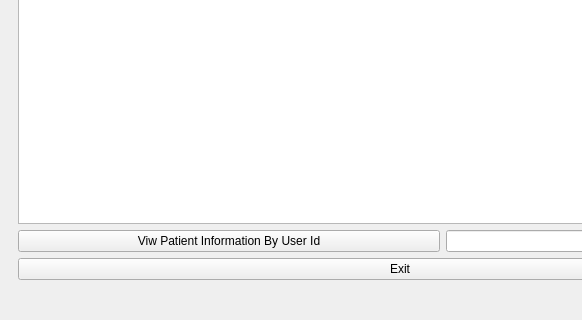
Above: mentcare/mainwindow.ui from omansour-se-nyu/Spring2023-Team-1 before the change; both pictures show x 0 to 582 and y 405 to 725 of the 800 by 725 pixel window. Below: the same form after it.
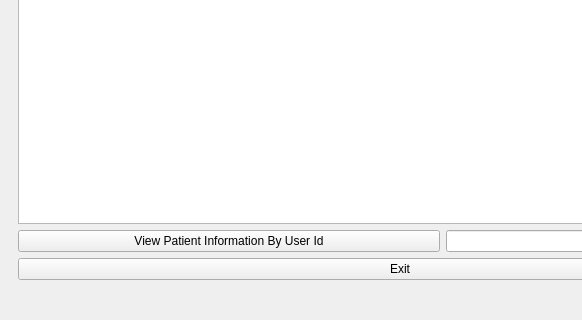
That is the form after the change. The open tabs and pages were chosen to show the change.

```diff
--- a/mentcare/mainwindow.ui
+++ b/mentcare/mainwindow.ui
@@ -62,7 +62,7 @@
         <item row="3" column="0" colspan="3">
          <widget class="QPushButton" name="goToPatientInfo_button">
           <property name="text">
-           <string>Viw Patient Information By User Id</string>
+           <string>View Patient Information By User Id</string>
           </property>
          </widget>
         </item>
```
Left out of the diff: 4 changed lines with no effect on the pictures.
